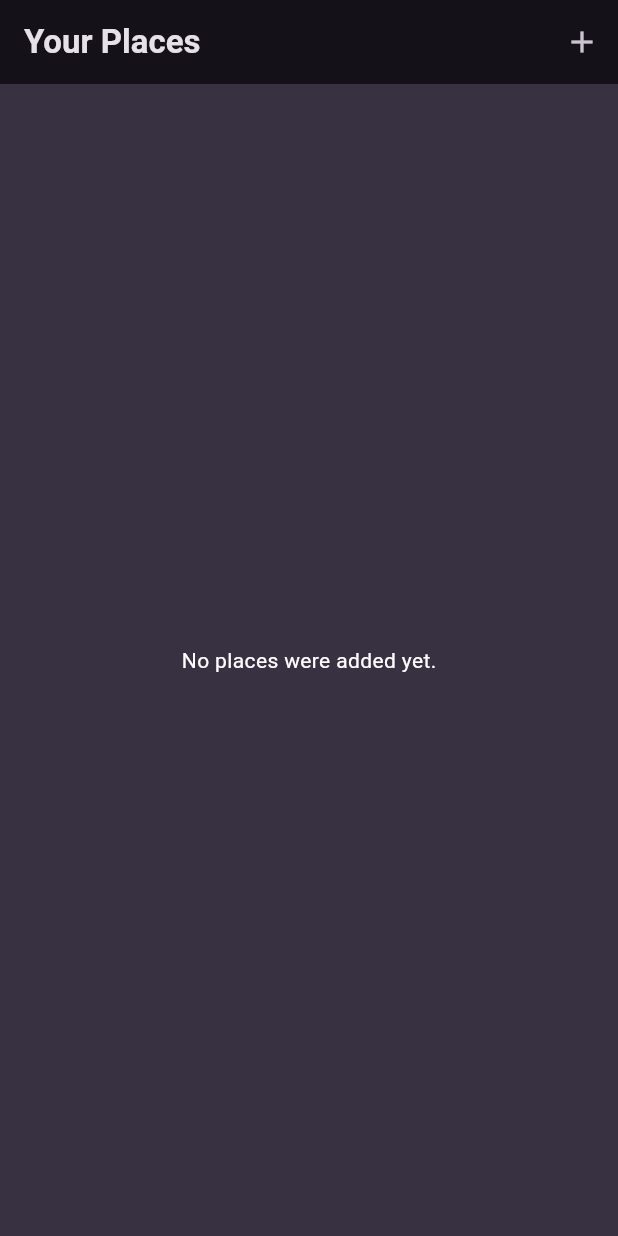
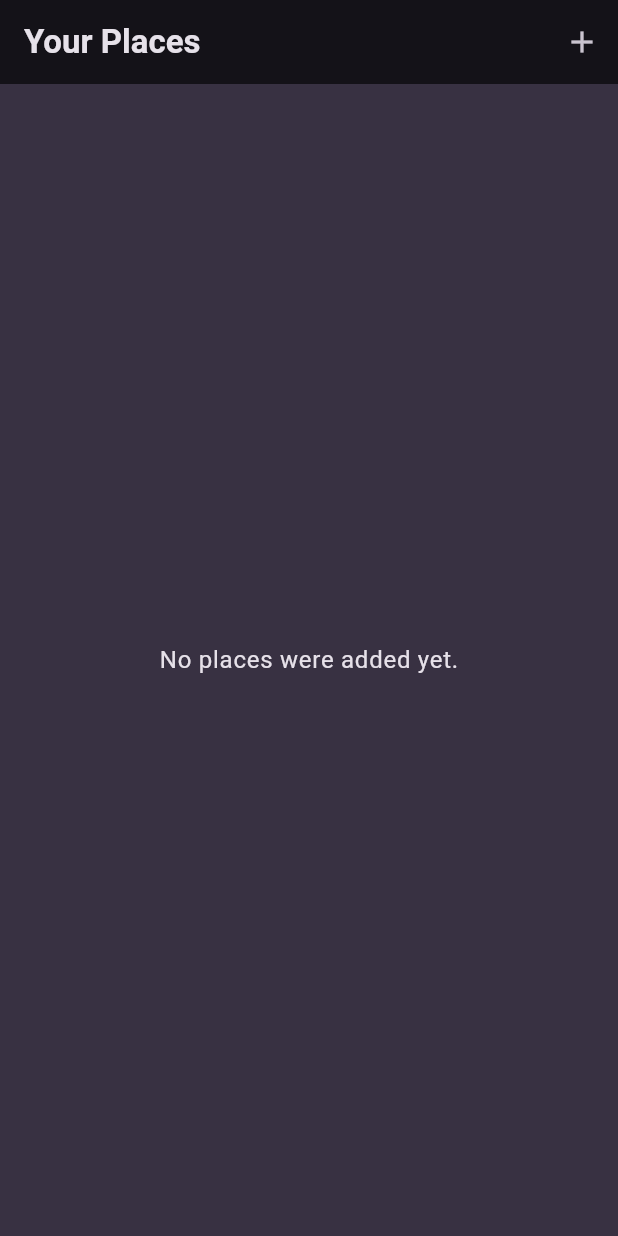
Before and after one commit to franciscovidalsantos/LearningFlutterAndDart, a Flutter app: the screen it shows after launch, on a phone screen of 412 x 824 dp. Run offline on Flutter 3.47's test engine with Material 3 defaults, Android fonts, the phone set to English and light mode, and no system bars; our stand-ins replace flutter_riverpod, google_fonts, transparent_image, wakelock_plus; missing offline and left inert: fading_edge_scrollview.

Commit message:
screen minor refactoring
- transforming home screen list logic into a widget
- renaming add_new_place to add_place
- added places_list widget and its logic

```diff
--- a/favorite_places_app/lib/screens/home.dart
+++ b/favorite_places_app/lib/screens/home.dart
@@ -1,6 +1,7 @@
 import 'package:favorite_places_app/models/place.dart';
-import 'package:favorite_places_app/screens/add_new_place.dart';
+import 'package:favorite_places_app/screens/add_place.dart';
 import 'package:favorite_places_app/screens/selected_place.dart';
+import 'package:favorite_places_app/widgets/places_list.dart';
 import 'package:flutter/material.dart';
 
 class HomeScreen extends StatefulWidget {
@@ -16,7 +17,7 @@ class _HomeScreenState extends State<HomeScreen> {
   void _navigateToAddNewPlace(BuildContext context) async {
     final newPlace = await Navigator.of(context).push(
       MaterialPageRoute(
-        builder: (context) => AddNewPlaceScreen(placesList: _placesList),
+        builder: (context) => AddPlaceScreen(placesList: _placesList),
       ),
     );
     if (newPlace != null) {
@@ -47,32 +48,7 @@ class _HomeScreenState extends State<HomeScreen> {
           ),
         ],
       ),
-      body:
-          _placesList.isEmpty
-              ? Center(
-                child: Text(
-                  "No places were added yet.",
-                  style: TextStyle(color: Colors.white),
-                ),
-              )
-              : Padding(
-                padding: const EdgeInsets.all(16.0),
-                child: Column(
-                  children: [
-                    for (final item in _placesList) ...[
-                      ListTile(
-                        title: Text(item.title),
-                        // subtitle: Text(
-                        //   (_placesList.indexOf(item) + 1).toString(),
-                        // ),
-                        onTap:
-                            () => _navigateToSelectedPlace(context, item.title),
-                      ),
-                      Divider(),
-                    ],
-                  ],
-                ),
-              ),
+      body: PlacesList(places: _placesList),
     );
   }
 }
--- /dev/null
+++ b/favorite_places_app/lib/widgets/places_list.dart
@@ -0,0 +1,42 @@
+import 'package:favorite_places_app/models/place.dart';
+import 'package:flutter/material.dart';
+
+class PlacesList extends StatelessWidget {
+  const PlacesList({super.key, required this.places});
+  final List<Place> places;
+  @override
+  Widget build(BuildContext context) {
+    if (places.isEmpty) {
+      return Center(
+        child: Text(
+          "No places were added yet.",
+          style: Theme.of(context).textTheme.bodyLarge!.copyWith(
+            color: Theme.of(context).colorScheme.onBackground,
+          ),
+        ),
+      );
+    }
+    return Padding(
+      padding: const EdgeInsets.all(16.0),
+      child: ListView.builder(
+        itemCount: places.length,
+        itemBuilder: (context, index) {
+          final widgetItem = Column(
+            children: [
+              ListTile(
+                title: Text(
+                  places[index].title,
+                  style: Theme.of(context).textTheme.titleMedium!.copyWith(
+                    color: Theme.of(context).colorScheme.onBackground,
+                  ),
+                ),
+              ),
+              Divider(),
+            ],
+          );
+          return widgetItem;
+        },
+      ),
+    );
+  }
+}
```
Also changed, not shown: favorite_places_app/lib/screens/add_place.dart (renamed from favorite_places_app/lib/screens/add_new_place.dart, +14 -9 lines).
